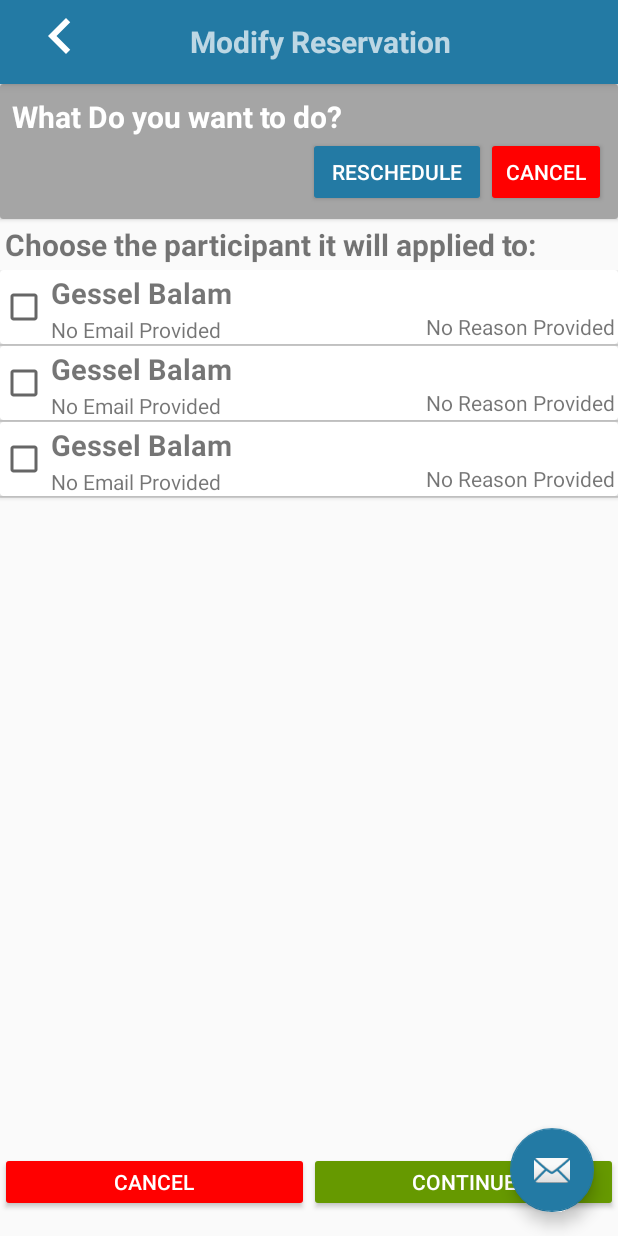
After one commit to digicraft786/WaterAdventuresUI, an Android app: the ModifyReservationActivity screen opened directly, with no data from a screen before it, on a phone screen of 412 x 824 dp. The commit adds this screen. Run offline under Robolectric (Android 15) with nearby library versions, the phone set to English and light mode, and no system bars.

Commit message:
Update_19_09_2018

```diff
--- /dev/null
+++ b/app/src/main/java/com/digicraft/wateradventures/Adapters/ParticipantAdapter.java
@@ -0,0 +1,55 @@
+package com.digicraft.wateradventures.Adapters;
+
+import android.content.Context;
+import android.view.LayoutInflater;
+import android.view.View;
+import android.view.ViewGroup;
+import android.widget.BaseAdapter;
+import android.widget.TextView;
+
+import com.digicraft.wateradventures.R;
+
+/**
+ * Created by mac on 22/06/2018.
+ */
+
+public class ParticipantAdapter extends BaseAdapter {
+
+    Context context;
+    LayoutInflater inflater;
+
+    public ParticipantAdapter(Context context)
+    {
+        this.context = context;
+        inflater = (LayoutInflater) context.getSystemService(Context.LAYOUT_INFLATER_SERVICE);
+    }
+
+    @Override
+    public int getCount() {
+        return 3;
+    }
+
+    @Override
+    public Object getItem(int position) {
+        return null;
+    }
+
+    @Override
+    public long getItemId(int position) {
+        return 0;
+    }
+
+    @Override
+    public View getView(int position, View view, ViewGroup parent) {
+
+        final View convertView;
+        if (view == null) {
+            convertView = inflater.inflate(R.layout.modify_participant_name , null);
+        } else {
+            convertView = view;
+        }
+
+
+        return convertView;
+    }
+}
--- /dev/null
+++ b/app/src/main/java/com/digicraft/wateradventures/ModifyReservation/ModifyReservationActivity.java
@@ -0,0 +1,40 @@
+package com.digicraft.wateradventures.ModifyReservation;
+
+import android.os.Bundle;
+import android.support.design.widget.FloatingActionButton;
+import android.support.design.widget.Snackbar;
+import android.support.v7.app.AppCompatActivity;
+import android.support.v7.widget.Toolbar;
+import android.view.View;
+import android.widget.ListView;
+
+import com.digicraft.wateradventures.Adapters.ParticipantAdapter;
+import com.digicraft.wateradventures.R;
+
+public class ModifyReservationActivity extends AppCompatActivity {
+
+    ListView listView;
+
+    @Override
+    protected void onCreate(Bundle savedInstanceState) {
+        super.onCreate(savedInstanceState);
+        setContentView(R.layout.activity_modify_reservation);
+        Toolbar toolbar = findViewById(R.id.toolbar);
+        setSupportActionBar(toolbar);
+
+        listView = findViewById(R.id.participant_lv);
+
+        ParticipantAdapter adapter = new ParticipantAdapter(this);
+        listView.setAdapter(adapter);
+
+        FloatingActionButton fab = findViewById(R.id.fab);
+        fab.setOnClickListener(new View.OnClickListener() {
+            @Override
+            public void onClick(View view) {
+                Snackbar.make(view, "Replace with your own action", Snackbar.LENGTH_LONG)
+                        .setAction("Action", null).show();
+            }
+        });
+    }
+
+}
--- a/app/src/main/java/com/digicraft/wateradventures/QR/QrNumberFragment.java
+++ b/app/src/main/java/com/digicraft/wateradventures/QR/QrNumberFragment.java
@@ -2,14 +2,19 @@ package com.digicraft.wateradventures.QR;
 
 
 import android.content.Context;
+import android.content.Intent;
 import android.os.Bundle;
 import android.support.v4.app.Fragment;
 import android.view.LayoutInflater;
 import android.view.View;
 import android.view.ViewGroup;
 import android.widget.ImageButton;
+import android.widget.TextView;
+import android.widget.Toast;
 
+import com.digicraft.wateradventures.ModifyReservation.ModifyReservationActivity;
 import com.digicraft.wateradventures.R;
+import com.digicraft.wateradventures.Sales.SalesMainActivity;
 
 /**
  * A simple {@link Fragment} subclass.
@@ -22,6 +27,7 @@ public class QrNumberFragment extends Fragment {
     }
 
     Opener filter;
+    TextView modifyReservation;
 
     @Override
     public void onAttach(Context context) {
@@ -34,6 +40,16 @@ public class QrNumberFragment extends Fragment {
                              Bundle savedInstanceState) {
         // Inflate the layout for this fragment
         View root = inflater.inflate(R.layout.fragment_qr_number, container, false);
+
+        modifyReservation = root.findViewById(R.id.modifyReservation);
+        modifyReservation.setOnClickListener(new View.OnClickListener() {
+            @Override
+            public void onClick(View v) {
+                Toast.makeText(getActivity() , " Modify Reservation Clicked" , Toast.LENGTH_SHORT).show();
+                //Here we will gp to new Modify Reservation activity.
+                startActivity(new Intent(v.getContext() , ModifyReservationActivity.class));
+            }
+        });
 
         final ImageButton filterBtn = root.findViewById(R.id.filter_icon);
         filterBtn.setOnClickListener(new View.OnClickListener() {
--- /dev/null
+++ b/app/src/main/res/layout/activity_modify_reservation.xml
@@ -0,0 +1,55 @@
+<?xml version="1.0" encoding="utf-8"?>
+<android.support.design.widget.CoordinatorLayout xmlns:android="http://schemas.android.com/apk/res/android"
+    xmlns:app="http://schemas.android.com/apk/res-auto"
+    xmlns:tools="http://schemas.android.com/tools"
+    android:layout_width="match_parent"
+    android:layout_height="match_parent"
+    tools:context=".ModifyReservation.ModifyReservationActivity">
+
+    <android.support.design.widget.AppBarLayout
+        android:layout_width="match_parent"
+        android:layout_height="wrap_content"
+        android:theme="@style/AppTheme.AppBarOverlay">
+
+        <android.support.v7.widget.Toolbar
+
+            android:id="@+id/toolbar"
+            android:layout_width="match_parent"
+            android:layout_height="?attr/actionBarSize"
+            android:background="@color/colorPrimaryDark"
+            app:popupTheme="@style/AppTheme.PopupOverlay" >
+
+            <RelativeLayout
+                android:layout_width="match_parent"
+                android:layout_height="match_parent">
+
+                <ImageView
+                    android:src="@drawable/ic_chevron_left_black_24dp"
+                    android:layout_width="wrap_content"
+                    android:layout_height="wrap_content" />
+
+            <TextView
+                android:textStyle="bold"
+                android:textSize="20dp"
+                android:layout_centerInParent="true"
+                android:text="Modify Reservation"
+                android:layout_width="wrap_content"
+                android:layout_height="wrap_content" />
+
+            </RelativeLayout>
+
+        </android.support.v7.widget.Toolbar>
+
+    </android.support.design.widget.AppBarLayout>
+
+    <include layout="@layout/content_modify_reservation" />
+
+    <android.support.design.widget.FloatingActionButton
+        android:id="@+id/fab"
+        android:layout_width="wrap_content"
+        android:layout_height="wrap_content"
+        android:layout_gravity="bottom|end"
+        android:layout_margin="@dimen/fab_margin"
+        app:srcCompat="@android:drawable/ic_dialog_email" />
+
+</android.support.design.widget.CoordinatorLayout>
--- /dev/null
+++ b/app/src/main/res/layout/content_modify_reservation.xml
@@ -0,0 +1,66 @@
+<?xml version="1.0" encoding="utf-8"?>
+<LinearLayout xmlns:android="http://schemas.android.com/apk/res/android"
+    xmlns:app="http://schemas.android.com/apk/res-auto"
+    xmlns:tools="http://schemas.android.com/tools"
+    android:layout_width="match_parent"
+    android:orientation="vertical"
+    android:layout_height="match_parent"
+    app:layout_behavior="@string/appbar_scrolling_view_behavior"
+    tools:context=".ModifyReservation.ModifyReservationActivity"
+    tools:showIn="@layout/activity_modify_reservation">
+
+
+    <LinearLayout
+        android:orientation="vertical"
+        android:layout_weight="0.9"
+        android:layout_width="match_parent"
+        android:layout_height="0dp">
+
+    <include layout="@layout/modify_selection_layout"/>
+
+    <TextView
+        android:textStyle="bold"
+        android:padding="3dp"
+        android:textSize="20dp"
+        android:text="Choose the participant it will applied to:"
+        android:layout_width="wrap_content"
+        android:layout_height="wrap_content" />
+
+    <ListView
+        android:id="@+id/participant_lv"
+        android:layout_width="match_parent"
+        android:layout_height="match_parent"></ListView>
+
+
+
+
+    </LinearLayout>
+
+    <LinearLayout
+        android:layout_weight="0.07"
+        android:orientation="horizontal"
+        android:layout_width="match_parent"
+        android:layout_height="0dp">
+
+        <Button
+            android:textColor="#FFFFFF"
+            android:text="Cancel"
+            android:backgroundTint="@color/red"
+            android:layout_weight="0.5"
+            android:layout_width="0dp"
+            android:layout_height="40dp" />
+
+        <Button
+            android:textColor="#FFFFFF"
+            android:text="Continue"
+            android:backgroundTint="@android:color/holo_green_dark"
+            android:layout_weight="0.5"
+            android:layout_width="0dp"
+            android:layout_height="40dp" />
+
+
+
+    </LinearLayout>
+
+
+</LinearLayout>
--- a/app/src/main/res/layout/content_sales_main.xml
+++ b/app/src/main/res/layout/content_sales_main.xml
@@ -13,9 +13,4 @@
         android:layout_width="match_parent"
         android:layout_height="match_parent"></FrameLayout>
 
-
-
-
-
-
 </LinearLayout>
--- a/app/src/main/res/layout/e_ticket_layout.xml
+++ b/app/src/main/res/layout/e_ticket_layout.xml
@@ -247,6 +247,8 @@
                 android:layout_weight="0.4"
                 android:background="@drawable/background_round_btn"
 
+                android:id="@+id/modifyReservation"
+
                 android:text="Modify Reservation"
                 android:textAlignment="center"
                 android:textColor="#FFFFFF"
--- /dev/null
+++ b/app/src/main/res/layout/modify_participant_name.xml
@@ -0,0 +1,50 @@
+<?xml version="1.0" encoding="utf-8"?>
+<android.support.v7.widget.CardView
+    android:layout_margin="5dp"
+    xmlns:android="http://schemas.android.com/apk/res/android" android:layout_width="match_parent"
+    android:layout_height="60dp">
+
+    <RelativeLayout
+        android:layout_width="match_parent"
+        android:layout_height="match_parent">
+    <CheckBox
+        android:id="@+id/checkBox"
+        android:layout_alignParentLeft="true"
+        android:layout_centerVertical="true"
+        android:layout_width="wrap_content"
+        android:layout_height="wrap_content" />
+
+    <TextView
+        android:id="@+id/participant_name_Txt"
+        android:textStyle="bold"
+        android:textSize="19dp"
+        android:padding="2dp"
+        android:layout_toRightOf="@+id/checkBox"
+        android:text="Gessel Balam"
+        android:layout_width="wrap_content"
+        android:layout_height="wrap_content" />
+
+
+    <TextView
+        android:paddingLeft="2dp"
+        android:text="No Email Provided"
+        android:layout_toRightOf="@id/checkBox"
+        android:layout_below="@+id/participant_name_Txt"
+        android:id="@+id/partipant_email_Txt"
+        android:layout_width="wrap_content"
+        android:layout_height="wrap_content" />
+
+
+    <TextView
+        android:paddingBottom="2dp"
+        android:paddingRight="2dp"
+        android:layout_alignParentBottom="true"
+        android:layout_alignParentRight="true"
+        android:text="No Reason Provided"
+        android:layout_width="wrap_content"
+        android:layout_height="wrap_content" />
+
+    </RelativeLayout>
+
+
+</android.support.v7.widget.CardView>
--- /dev/null
+++ b/app/src/main/res/layout/modify_selection_layout.xml
@@ -0,0 +1,49 @@
+<?xml version="1.0" encoding="utf-8"?>
+<android.support.v7.widget.CardView
+    xmlns:android="http://schemas.android.com/apk/res/android" android:layout_width="match_parent"
+    android:layout_height="90dp">
+
+    <RelativeLayout
+        android:padding="8dp"
+        android:background="#A5A5A5"
+        android:layout_width="match_parent"
+        android:layout_height="match_parent">
+
+    <TextView
+        android:id="@+id/label"
+        android:layout_alignParentLeft="true"
+        android:textStyle="bold"
+        android:textSize="20dp"
+        android:text="What Do you want to do?"
+        android:textColor="#FFFFFF"
+        android:layout_width="wrap_content"
+        android:layout_height="wrap_content" />
+
+    <LinearLayout
+        android:layout_alignParentRight="true"
+        android:layout_below="@+id/label"
+        android:orientation="horizontal"
+        android:layout_width="wrap_content"
+        android:layout_height="wrap_content">
+
+        <Button
+            android:backgroundTint="@color/colorPrimaryDark"
+            android:textColor="#FFFFFF"
+            android:text="Reschedule"
+            android:layout_weight="0.6"
+            android:layout_width="0dp"
+            android:layout_height="wrap_content" />
+
+        <Button
+            android:backgroundTint="@color/red"
+            android:textColor="#FFFFFF"
+            android:text="Cancel"
+            android:layout_weight="0.4"
+            android:layout_width="0dp"
+            android:layout_height="wrap_content" />
+
+
+    </LinearLayout>
+
+    </RelativeLayout>
+</android.support.v7.widget.CardView>
--- a/app/src/main/res/values/colors.xml
+++ b/app/src/main/res/values/colors.xml
@@ -6,4 +6,5 @@
     <color name="colorAccent">#237AA4</color>
     <color name="grey">#696A6C</color>
 
+    <color name="red">#ff0000</color>
 </resources>
--- a/app/src/main/res/values/strings.xml
+++ b/app/src/main/res/values/strings.xml
@@ -15,4 +15,5 @@
     <string name="title_activity_sport_detail">SportDetailActivity</string>
     <string name="title_activity_calender">CalenderActivity</string>
     <string name="title_activity_store_credit">StoreCreditActivity</string>
+    <string name="title_activity_modify_reservation">ModifyReservationActivity</string>
 </resources>
```
Also changed, not shown: app/src/main/AndroidManifest.xml (+8 -4 lines).
